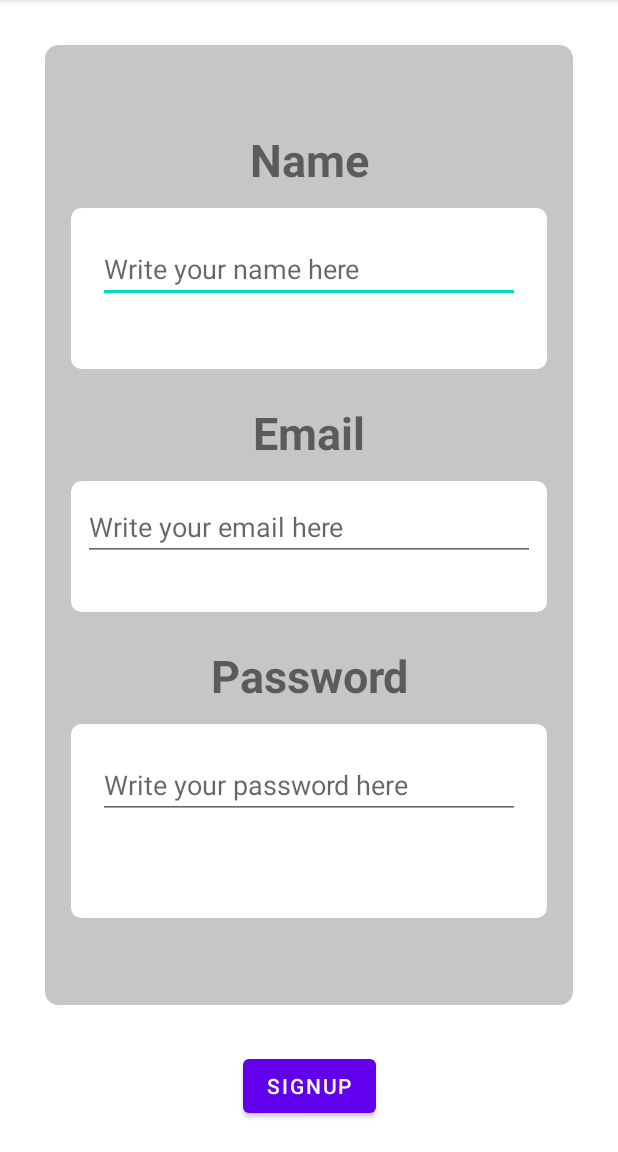
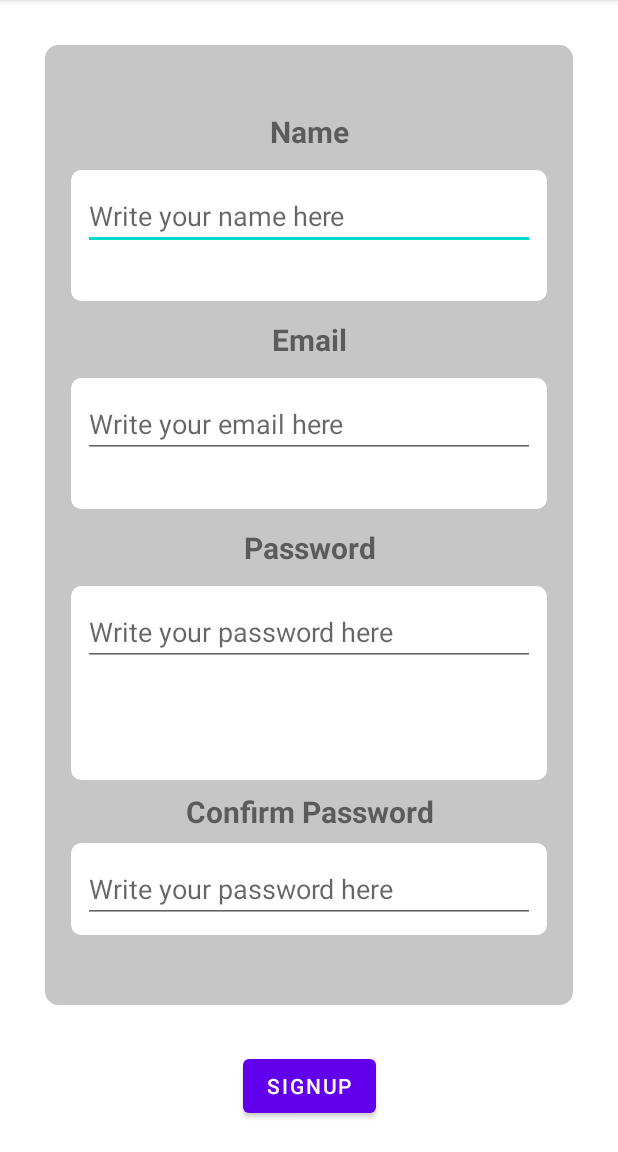
Before and after one commit to Abdulrauof-AlArfaj/SocialMediaProjectKK, an Android app: the SignupActivity screen opened directly, with no data from a screen before it, on a phone screen of 412 x 824 dp, the part 84-1236 px from its top. Run offline under Robolectric (Android 15) with nearby library versions, the phone set to English and light mode, and no system bars.

Commit message:
adding ConfirmPassword in activity_signup.xml

```diff
--- a/app/src/main/res/layout/activity_signup.xml
+++ b/app/src/main/res/layout/activity_signup.xml
@@ -24,7 +24,7 @@
             android:layout_width="match_parent"
             android:layout_height="wrap_content"
             android:text="Name"
-            android:textSize="30dp"
+            android:textSize="20dp"
             android:textStyle="bold"
             android:textAlignment="center" />
 
@@ -42,7 +42,7 @@
                 android:layout_width="match_parent"
                 android:layout_height="wrap_content"
                 android:hint="Write your name here"
-                android:layout_margin="20dp"
+                android:layout_margin="10dp"
                 />
             <TextView
                 android:id="@+id/nameConstrain"
@@ -62,8 +62,8 @@
             android:layout_width="match_parent"
             android:layout_height="wrap_content"
             android:text="Email"
-            android:layout_marginTop="20dp"
-            android:textSize="30dp"
+            android:layout_marginTop="10dp"
+            android:textSize="20dp"
             android:textStyle="bold"
             android:textAlignment="center"/>
 
@@ -98,8 +98,8 @@
             android:layout_width="match_parent"
             android:layout_height="wrap_content"
             android:text="Password"
-            android:textSize="30dp"
-            android:layout_marginTop="20dp"
+            android:textSize="20dp"
+            android:layout_marginTop="10dp"
             android:textStyle="bold"
             android:textAlignment="center" />
 
@@ -115,7 +115,7 @@
                 android:id="@+id/passEt"
                 android:layout_width="match_parent"
                 android:layout_height="wrap_content"
-                android:layout_margin="20dp"
+                android:layout_margin="10dp"
                 android:hint="Write your password here"
                 android:password="true" />
 
@@ -131,6 +131,34 @@
 
         </LinearLayout>
 
+        <TextView
+            android:id="@+id/passConfTv"
+            android:layout_width="match_parent"
+            android:layout_height="wrap_content"
+            android:text="Confirm Password"
+            android:textSize="20dp"
+            android:layout_marginTop="5dp"
+            android:textStyle="bold"
+            android:textAlignment="center" />
+
+        <LinearLayout
+            android:id="@+id/passConfLay"
+            android:layout_marginTop="5dp"
+            android:layout_width="match_parent"
+            android:layout_height="wrap_content"
+            android:orientation="vertical"
+            android:background="@drawable/layout_style2"
+            >
+
+            <EditText
+                android:id="@+id/passConfEt"
+                android:layout_width="match_parent"
+                android:layout_height="wrap_content"
+                android:hint="Write your password here"
+                android:layout_margin="10dp"
+                android:inputType="textPassword"
+                />
+        </LinearLayout>
     </LinearLayout>
 
     <Button
```
